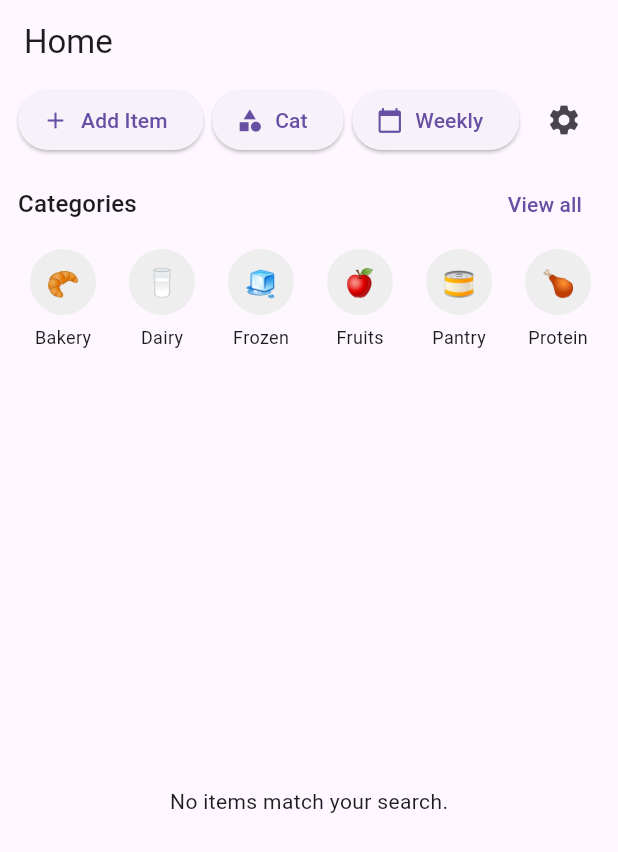
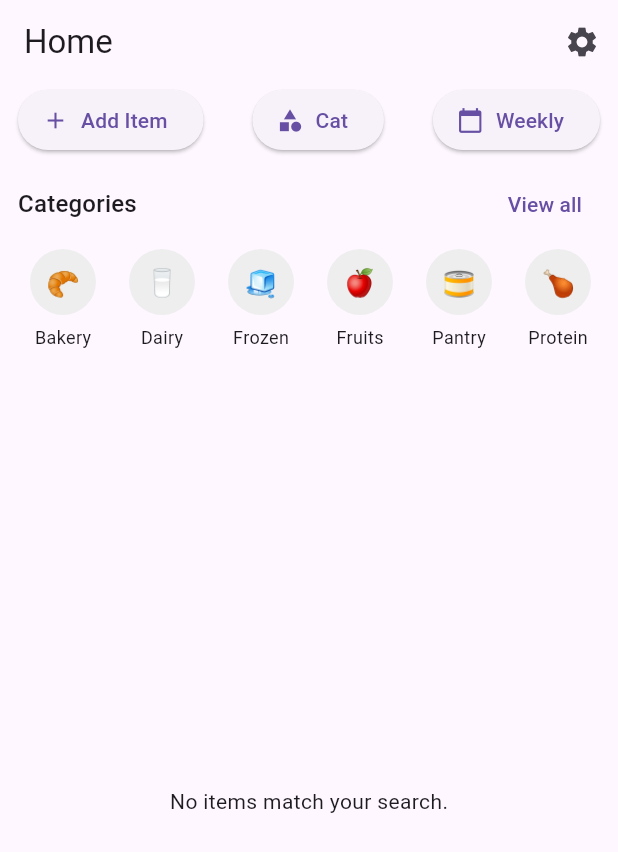
Before and after one commit to sseid4/smart_grocery_list, a Flutter app: the screen it shows after launch, on a phone screen of 412 x 824 dp. Shown: the top 852 px of the screen. Run offline on Flutter 3.47's test engine with Material 3 defaults, Android fonts, the phone set to English and light mode, and no system bars; our stand-ins replace image_picker, shared_preferences, sqflite; accounts and stored records are empty.

Commit message:
settings button was overflowing on android studio, moved to appbar

```diff
--- a/grocery_list/lib/screens/home_screen.dart
+++ b/grocery_list/lib/screens/home_screen.dart
@@ -61,7 +61,16 @@ class _HomeScreenState extends State<HomeScreen> {
   @override
   Widget build(BuildContext context) {
     return Scaffold(
-      appBar: AppBar(title: const Text('Home')),
+      appBar: AppBar( //moved settings button to appbar
+        title: const Text('Home'),
+        actions: [
+          IconButton(
+            onPressed: _openSettings,
+            icon: const Icon(Icons.settings),
+          ),
+        ],
+      ),
+
       body: Column(
         children: [
           // Search field moved to AppBar and only appears when _showSearch is true.
@@ -85,10 +94,7 @@ class _HomeScreenState extends State<HomeScreen> {
                   icon: const Icon(Icons.calendar_today),
                   label: const Text('Weekly'),
                 ),
-                IconButton(
-                  onPressed: _openSettings,
-                  icon: const Icon(Icons.settings),
-                ),
+
               ],
             ),
           ),
```
